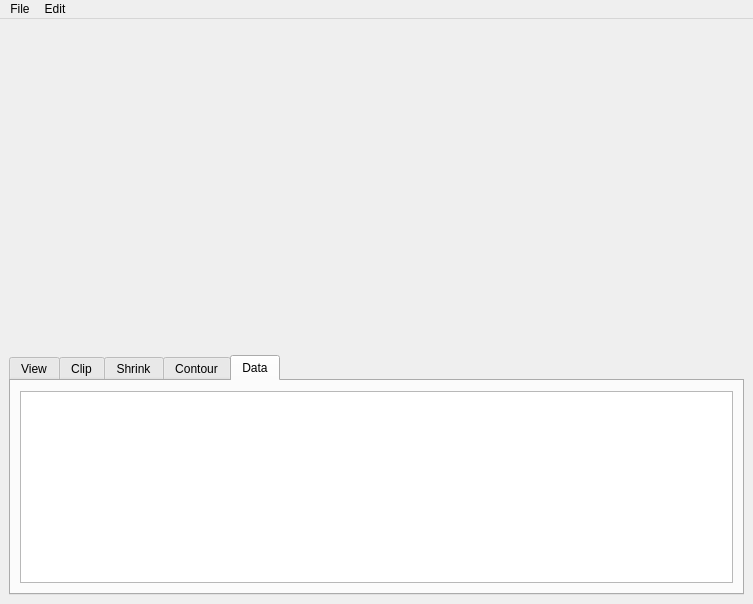
Before: the Qt Designer form include/mainwindow.ui in toarukagakunoSirius/ModelLoader, drawn with Qt 5.
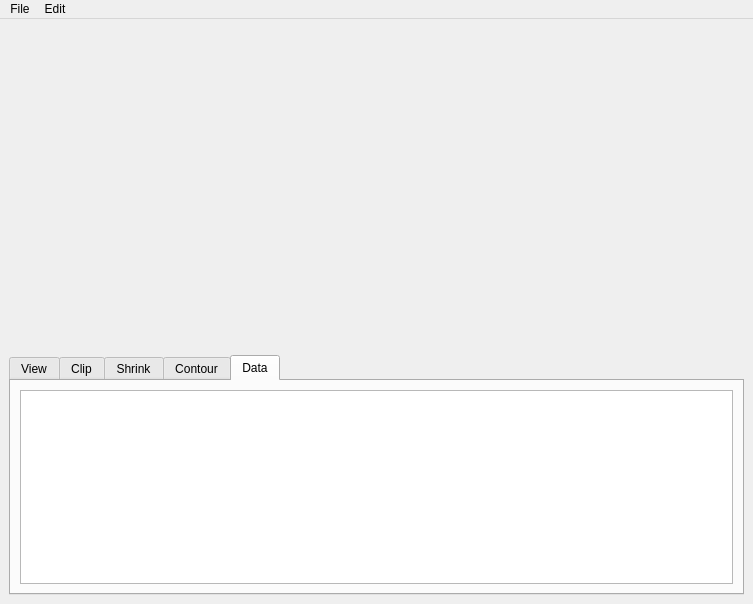
After: the same form once the commit is applied. The open tabs and pages were chosen to show the change. Icons and pictures are not drawn. Custom widgets are drawn as their Qt base class.

```diff
--- a/include/mainwindow.ui
+++ b/include/mainwindow.ui
@@ -616,14 +616,7 @@
            </attribute>
            <layout class="QVBoxLayout" name="verticalLayout_8">
             <item>
-             <widget class="QListWidget" name="listWidget">
-              <property name="sizePolicy">
-               <sizepolicy hsizetype="Expanding" vsizetype="Fixed">
-                <horstretch>0</horstretch>
-                <verstretch>0</verstretch>
-               </sizepolicy>
-              </property>
-             </widget>
+             <widget class="QListWidget" name="listWidget"/>
             </item>
            </layout>
           </widget>
```
Left out of the diff: 4 changed lines with no effect on the pictures.
